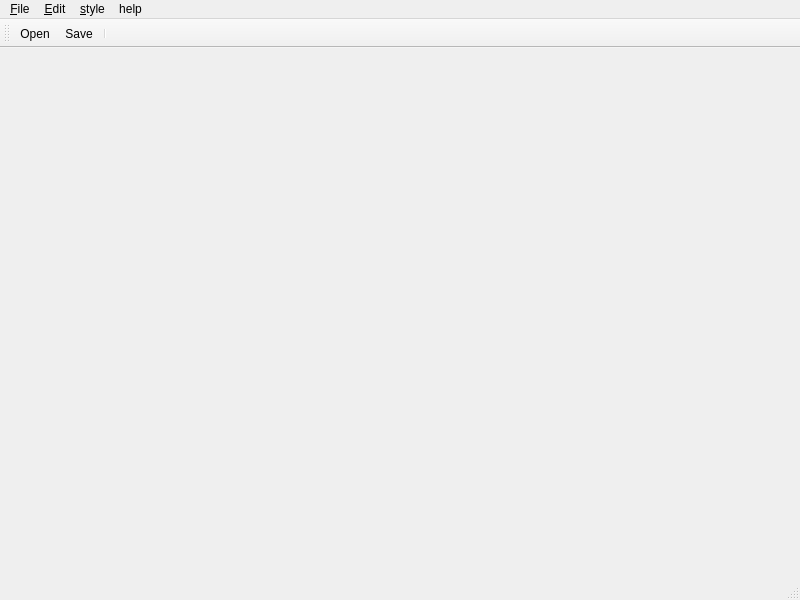
Qt form MainWindow.ui (songh1024/prisma-project) before a commit.
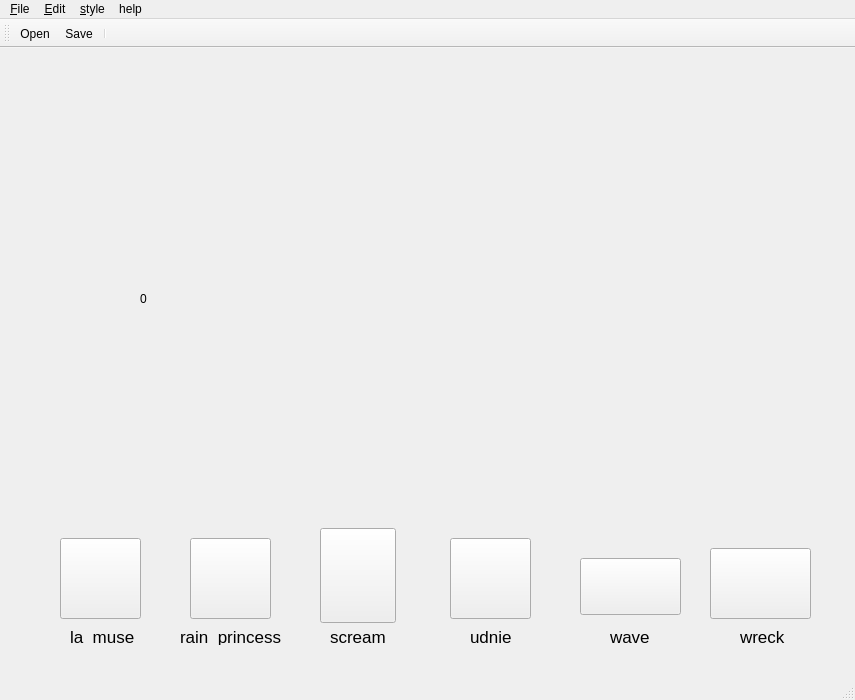
The same form after that commit. Icons and pictures are not drawn.

The edit to the form file:
```diff
--- a/MainWindow.ui
+++ b/MainWindow.ui
@@ -6,8 +6,8 @@
    <rect>
     <x>0</x>
     <y>0</y>
-    <width>800</width>
-    <height>600</height>
+    <width>855</width>
+    <height>700</height>
    </rect>
   </property>
   <property name="windowTitle">
@@ -18,13 +18,265 @@
     <property name="geometry">
      <rect>
       <x>140</x>
-      <y>60</y>
-      <width>521</width>
-      <height>411</height>
+      <y>50</y>
+      <width>601</width>
+      <height>401</height>
      </rect>
     </property>
     <property name="text">
+     <string>0</string>
+    </property>
+   </widget>
+   <widget class="QLabel" name="label">
+    <property name="geometry">
+     <rect>
+      <x>70</x>
+      <y>580</y>
+      <width>71</width>
+      <height>17</height>
+     </rect>
+    </property>
+    <property name="font">
+     <font>
+      <pointsize>13</pointsize>
+     </font>
+    </property>
+    <property name="text">
+     <string>la_muse</string>
+    </property>
+   </widget>
+   <widget class="QLabel" name="label_2">
+    <property name="geometry">
+     <rect>
+      <x>180</x>
+      <y>580</y>
+      <width>111</width>
+      <height>17</height>
+     </rect>
+    </property>
+    <property name="font">
+     <font>
+      <pointsize>13</pointsize>
+     </font>
+    </property>
+    <property name="text">
+     <string>rain_princess</string>
+    </property>
+   </widget>
+   <widget class="QLabel" name="label_3">
+    <property name="geometry">
+     <rect>
+      <x>330</x>
+      <y>580</y>
+      <width>67</width>
+      <height>17</height>
+     </rect>
+    </property>
+    <property name="font">
+     <font>
+      <pointsize>13</pointsize>
+     </font>
+    </property>
+    <property name="text">
+     <string>scream</string>
+    </property>
+   </widget>
+   <widget class="QLabel" name="label_4">
+    <property name="geometry">
+     <rect>
+      <x>470</x>
+      <y>580</y>
+      <width>67</width>
+      <height>17</height>
+     </rect>
+    </property>
+    <property name="font">
+     <font>
+      <pointsize>13</pointsize>
+     </font>
+    </property>
+    <property name="text">
+     <string>udnie</string>
+    </property>
+   </widget>
+   <widget class="QLabel" name="label_5">
+    <property name="geometry">
+     <rect>
+      <x>610</x>
+      <y>580</y>
+      <width>67</width>
+      <height>17</height>
+     </rect>
+    </property>
+    <property name="font">
+     <font>
+      <pointsize>13</pointsize>
+     </font>
+    </property>
+    <property name="text">
+     <string>wave</string>
+    </property>
+   </widget>
+   <widget class="QLabel" name="label_6">
+    <property name="geometry">
+     <rect>
+      <x>740</x>
+      <y>580</y>
+      <width>67</width>
+      <height>17</height>
+     </rect>
+    </property>
+    <property name="font">
+     <font>
+      <pointsize>13</pointsize>
+     </font>
+    </property>
+    <property name="text">
+     <string>wreck</string>
+    </property>
+   </widget>
+   <widget class="QPushButton" name="btn_la_muse">
+    <property name="geometry">
+     <rect>
+      <x>60</x>
+      <y>490</y>
+      <width>81</width>
+      <height>81</height>
+     </rect>
+    </property>
+    <property name="text">
      <string/>
+    </property>
+    <property name="icon">
+     <iconset>
+      <normaloff>images/la_muse.jpg</normaloff>images/la_muse.jpg</iconset>
+    </property>
+    <property name="iconSize">
+     <size>
+      <width>80</width>
+      <height>80</height>
+     </size>
+    </property>
+   </widget>
+   <widget class="QPushButton" name="btn_rain_princess">
+    <property name="geometry">
+     <rect>
+      <x>190</x>
+      <y>490</y>
+      <width>81</width>
+      <height>81</height>
+     </rect>
+    </property>
+    <property name="text">
+     <string/>
+    </property>
+    <property name="icon">
+     <iconset>
+      <normaloff>images/rain_princess.jpg</normaloff>images/rain_princess.jpg</iconset>
+    </property>
+    <property name="iconSize">
+     <size>
+      <width>80</width>
+      <height>80</height>
+     </size>
+    </property>
+   </widget>
+   <widget class="QPushButton" name="btn_scream">
+    <property name="geometry">
+     <rect>
+      <x>320</x>
+      <y>480</y>
+      <width>76</width>
+      <height>95</height>
+     </rect>
+    </property>
+    <property name="text">
+     <string/>
+    </property>
+    <property name="icon">
+     <iconset>
+      <normaloff>images/scream.jpg</normaloff>images/scream.jpg</iconset>
+    </property>
+    <property name="iconSize">
+     <size>
+      <width>78</width>
+      <height>95</height>
+     </size>
+    </property>
+   </widget>
+   <widget class="QPushButton" name="btn_udnie">
+    <property name="geometry">
+     <rect>
+      <x>450</x>
+      <y>490</y>
+      <width>81</width>
+      <height>81</height>
+     </rect>
+    </property>
+    <property name="text">
+     <string/>
+    </property>
+    <property name="icon">
+     <iconset>
+      <normaloff>images/udnie.jpg</normaloff>images/udnie.jpg</iconset>
+    </property>
+    <property name="iconSize">
+     <size>
+      <width>80</width>
+      <height>80</height>
+     </size>
+    </property>
+    <property name="checkable">
+     <bool>false</bool>
+    </property>
+    <property name="autoDefault">
+     <bool>false</bool>
+    </property>
+   </widget>
+   <widget class="QPushButton" name="btn_wave">
+    <property name="geometry">
+     <rect>
+      <x>580</x>
+      <y>510</y>
+      <width>101</width>
+      <height>57</height>
+     </rect>
+    </property>
+    <property name="text">
+     <string/>
+    </property>
+    <property name="icon">
+     <iconset>
+      <normaloff>images/wave.jpg</normaloff>images/wave.jpg</iconset>
+    </property>
+    <property name="iconSize">
+     <size>
+      <width>100</width>
+      <height>100</height>
+     </size>
+    </property>
+   </widget>
+   <widget class="QPushButton" name="btn_wreck">
+    <property name="geometry">
+     <rect>
+      <x>710</x>
+      <y>500</y>
+      <width>101</width>
+      <height>71</height>
+     </rect>
+    </property>
+    <property name="text">
+     <string/>
+    </property>
+    <property name="icon">
+     <iconset>
+      <normaloff>images/wreck.jpg</normaloff>images/wreck.jpg</iconset>
+    </property>
+    <property name="iconSize">
+     <size>
+      <width>100</width>
+      <height>100</height>
+     </size>
     </property>
    </widget>
   </widget>
@@ -33,8 +285,8 @@
     <rect>
      <x>0</x>
      <y>0</y>
-     <width>800</width>
-     <height>20</height>
+     <width>855</width>
+     <height>22</height>
     </rect>
    </property>
    <widget class="QMenu" name="menuFile">
```
